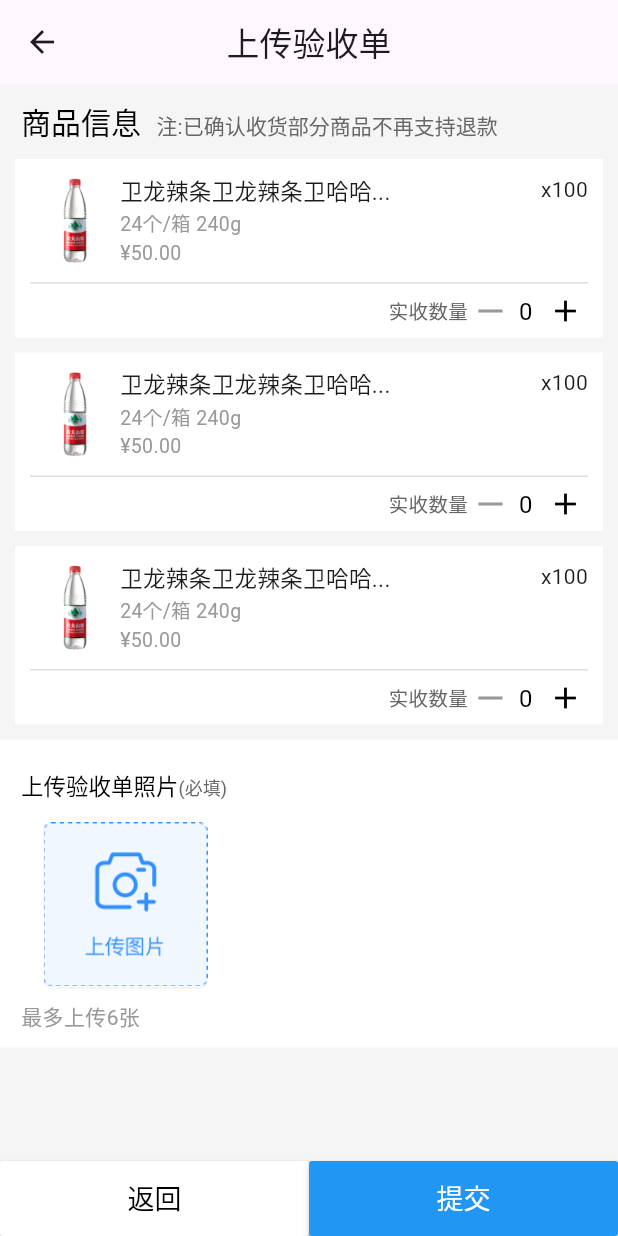
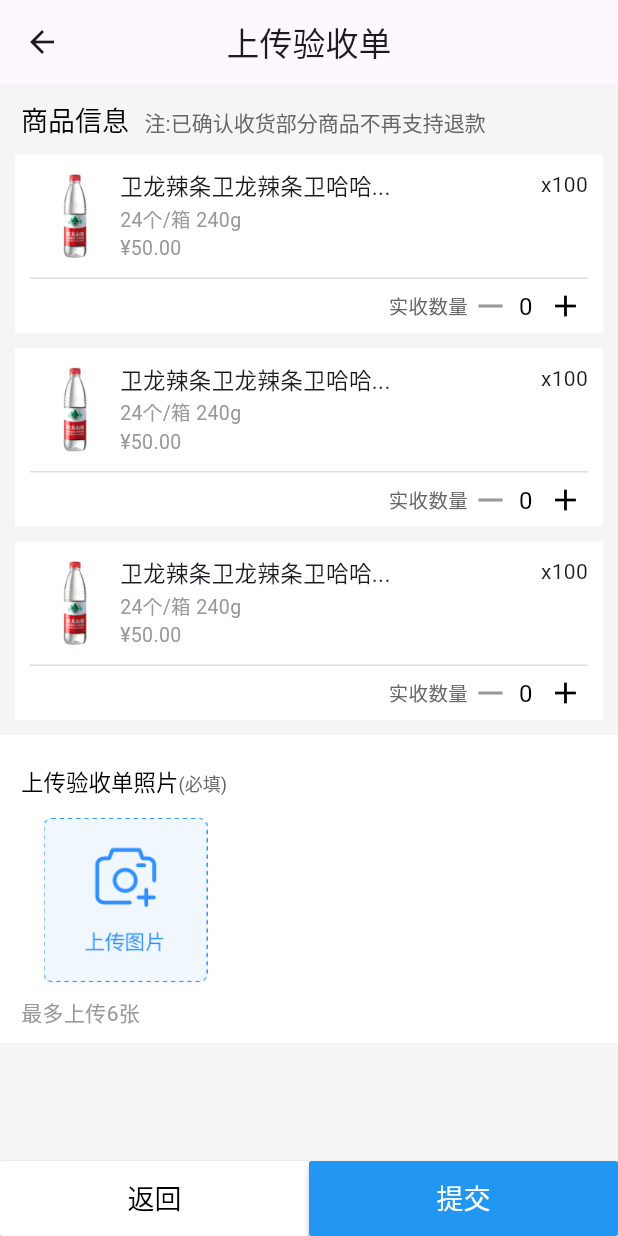
Before and after one commit to hxj1062/myFlutter, a Flutter app: the UploadOrderApp screen opened directly, on a phone screen of 412 x 824 dp. Run offline on Flutter 3.47's test engine with Material 3 defaults, Android fonts, the phone set to English and light mode, and no system bars; our stand-ins replace convex_bottom_bar, fluttertoast, image_picker, photo_view.

Commit message:
样式修改

```diff
--- a/lib/views/check_order.dart
+++ b/lib/views/check_order.dart
@@ -87,7 +87,7 @@
               text: TextSpan(children: [
             TextSpan(
                 text: "商品信息",
-                style: TextStyle(color: Colors.black, fontSize: 20.0)),
+                style: TextStyle(color: Colors.black, fontSize: 18.0)),
             TextSpan(
                 text: "   注:已确认收货部分商品不再支持退款",
                 style: TextStyle(color: ColorsStyle.c_666666, fontSize: 14.0))
--- a/lib/views/upload_order.dart
+++ b/lib/views/upload_order.dart
@@ -10,7 +10,9 @@
 
 import '../style/color_style.dart';
 import '../utils/common_utils.dart';
+
 typedef CommonACallback = void Function(dynamic reslut);
+
 class UploadOrderApp extends StatefulWidget {
   const UploadOrderApp({Key? key}) : super(key: key);
 
@@ -49,7 +51,7 @@
             ),
             item03(),
             SizedBox(
-              height: 10,
+              height: 12,
               width: double.infinity,
             ),
           ],
@@ -94,7 +96,7 @@
               text: TextSpan(children: [
             TextSpan(
                 text: "商品信息",
-                style: TextStyle(color: Colors.black, fontSize: 20.0)),
+                style: TextStyle(color: Colors.black, fontSize: 18.0)),
             TextSpan(
                 text: "   注:已确认收货部分商品不再支持退款",
                 style: TextStyle(color: ColorsStyle.c_666666, fontSize: 14.0))
@@ -401,6 +403,7 @@
     if (widget.imgList!.length < 6) {
       showModalBottomSheet(
           context: context,
+          isDismissible: true,
           backgroundColor: Colors.transparent,
           builder: (BuildContext context) {
             return Container(
```
